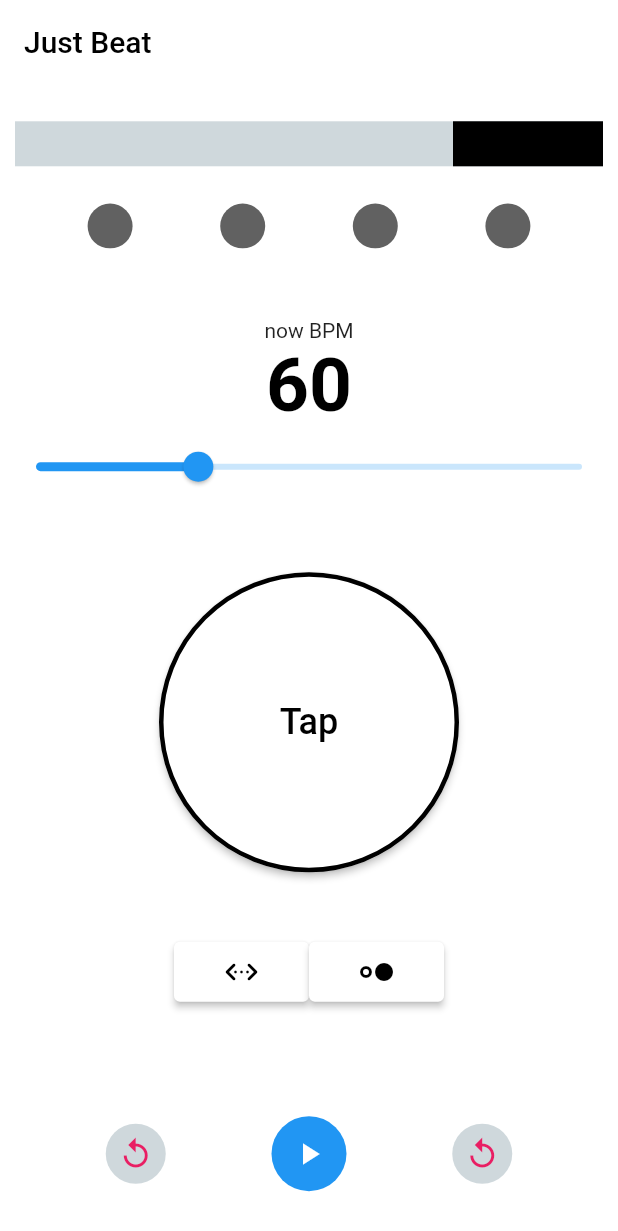
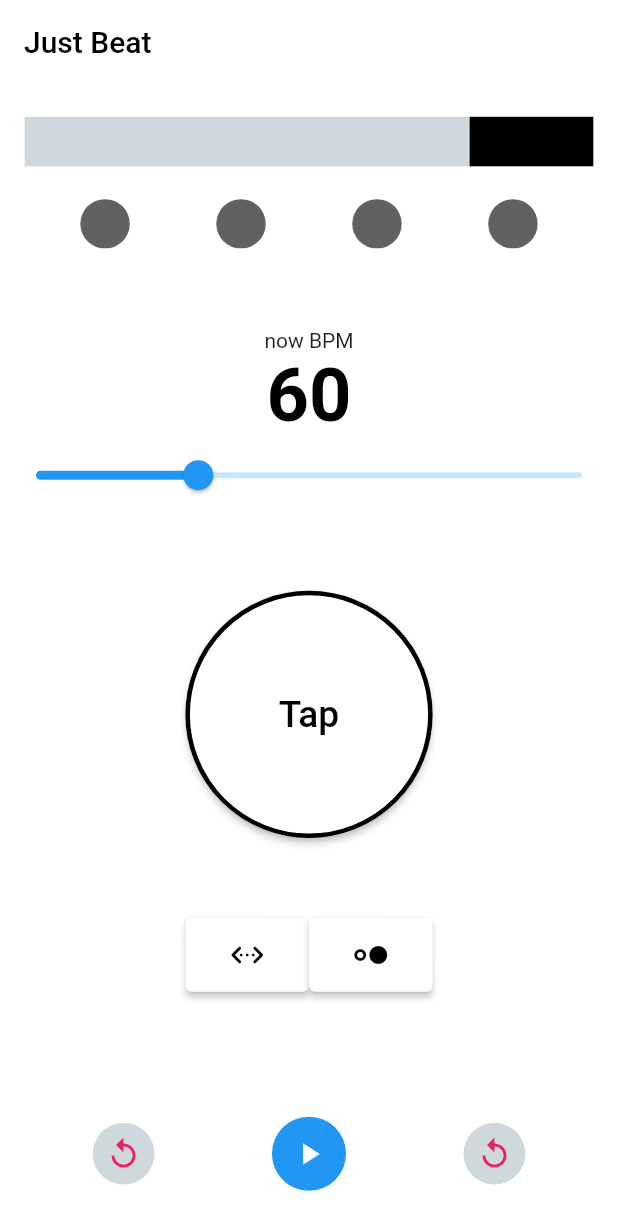
Before and after one commit to yuto90/metronome, a Flutter app: the screen it shows after launch, on a phone screen of 412 x 824 dp. Shown: the top 1231 px of the screen. Run offline on Flutter 3.47's test engine with Material 2 defaults, Android fonts, the phone set to English and light mode, and no system bars; missing offline and left inert: soundpool.

Commit message:
Widgetのサイズを調整

```diff
--- a/lib/home/home.dart
+++ b/lib/home/home.dart
@@ -1,5 +1,6 @@
 import 'package:flutter/material.dart';
 import 'package:provider/provider.dart';
+import '../size_config.dart';
 import 'home_model.dart';
 
 class Home extends StatelessWidget {
@@ -9,6 +10,8 @@ class Home extends StatelessWidget {
       create: (_) => HomeModel(),
       child: Consumer<HomeModel>(
         builder: (context, model, child) {
+          // SizeConfigを初期化
+          SizeConfig().init(context);
           return Scaffold(
             appBar: AppBar(
               title: Text(
@@ -33,7 +36,9 @@ class Home extends StatelessWidget {
                         children: [
                           Spacer(),
                           Padding(
-                            padding: const EdgeInsets.all(10.0),
+                            padding: EdgeInsets.all(
+                              SizeConfig.blockSizeVertical! * 2,
+                            ),
                             child: Container(
                               color: model.isPendulum
                                   ? Colors.blueGrey[100]
@@ -43,8 +48,8 @@ class Home extends StatelessWidget {
                                 duration:
                                     Duration(milliseconds: model.tempoDuration),
                                 child: Container(
-                                  width: 100,
-                                  height: 30,
+                                  width: SizeConfig.blockSizeHorizontal! * 20,
+                                  height: SizeConfig.blockSizeVertical! * 4,
                                   color: model.isPendulum
                                       ? Colors.black
                                       : Colors.white,
@@ -60,8 +65,8 @@ class Home extends StatelessWidget {
                             children: [
                               Spacer(),
                               Container(
-                                width: 30,
-                                height: 30,
+                                width: SizeConfig.blockSizeHorizontal! * 10,
+                                height: SizeConfig.blockSizeVertical! * 4,
                                 // todo ↓ 三項内に三項ってどうなの？
                                 decoration: BoxDecoration(
                                   color: model.isClick
@@ -74,8 +79,8 @@ class Home extends StatelessWidget {
                               ),
                               Spacer(),
                               Container(
-                                width: 30,
-                                height: 30,
+                                width: SizeConfig.blockSizeHorizontal! * 10,
+                                height: SizeConfig.blockSizeVertical! * 4,
                                 // todo ↓ 三項内に三項ってどうなの？
                                 decoration: BoxDecoration(
                                   color: model.isClick
@@ -88,8 +93,8 @@ class Home extends StatelessWidget {
                               ),
                               Spacer(),
                               Container(
-                                width: 30,
-                                height: 30,
+                                width: SizeConfig.blockSizeHorizontal! * 10,
+                                height: SizeConfig.blockSizeVertical! * 4,
                                 // todo ↓ 三項内に三項ってどうなの？
                                 decoration: BoxDecoration(
                                   color: model.isClick
@@ -102,8 +107,8 @@ class Home extends StatelessWidget {
                               ),
                               Spacer(),
                               Container(
-                                width: 30,
-                                height: 30,
+                                width: SizeConfig.blockSizeHorizontal! * 10,
+                                height: SizeConfig.blockSizeVertical! * 4,
                                 // todo ↓ 三項内に三項ってどうなの？
                                 decoration: BoxDecoration(
                                   color: model.isClick
@@ -138,7 +143,7 @@ class Home extends StatelessWidget {
                               model.sliderTempo.toString(),
                               style: TextStyle(
                                 fontWeight: FontWeight.bold,
-                                fontSize: 50,
+                                fontSize: SizeConfig.blockSizeVertical! * 6,
                                 color: Colors.black,
                               ),
                             ),
@@ -155,12 +160,14 @@ class Home extends StatelessWidget {
                           ),
                           Spacer(),
                           SizedBox(
-                            height: 200,
-                            width: 200,
+                            width: SizeConfig.blockSizeHorizontal! * 50,
+                            height: SizeConfig.blockSizeVertical! * 20,
                             child: ElevatedButton(
-                              child: const Text(
+                              child: Text(
                                 'Tap',
-                                style: TextStyle(fontSize: 24),
+                                style: TextStyle(
+                                  fontSize: SizeConfig.blockSizeVertical! * 3,
+                                ),
                               ),
                               style: ElevatedButton.styleFrom(
                                 primary: model.isJustBeat
@@ -184,8 +191,8 @@ class Home extends StatelessWidget {
                             children: [
                               // todo もっと直感的に分かりやすくしたい
                               SizedBox(
-                                height: 40,
-                                width: 90,
+                                width: SizeConfig.blockSizeHorizontal! * 20,
+                                height: SizeConfig.blockSizeVertical! * 6,
                                 child: ElevatedButton(
                                   child: Icon(Icons.settings_ethernet_rounded),
                                   //child: Icon(Icons.sync_alt),
@@ -199,8 +206,8 @@ class Home extends StatelessWidget {
                                 ),
                               ),
                               SizedBox(
-                                height: 40,
-                                width: 90,
+                                width: SizeConfig.blockSizeHorizontal! * 20,
+                                height: SizeConfig.blockSizeVertical! * 6,
                                 child: ElevatedButton(
                                   child: Icon(Icons.hdr_strong),
                                   //child: Icon(Icons.keyboard_control_outlined),
@@ -229,8 +236,8 @@ class Home extends StatelessWidget {
                         children: [
                           Spacer(),
                           SizedBox(
-                            height: 40,
-                            width: 40,
+                            width: SizeConfig.blockSizeHorizontal! * 10,
+                            height: SizeConfig.blockSizeVertical! * 6,
                             child: FloatingActionButton(
                               backgroundColor: Colors.blueGrey[100],
                               mini: true, // trueにするととで小さくなる
@@ -243,8 +250,8 @@ class Home extends StatelessWidget {
                           ),
                           Spacer(),
                           SizedBox(
-                            height: 50,
-                            width: 50,
+                            width: SizeConfig.blockSizeHorizontal! * 20,
+                            height: SizeConfig.blockSizeVertical! * 6,
                             child: FloatingActionButton(
                               mini: true, // trueにするととで小さくなる
                               onPressed: model.toggleMetronome,
@@ -258,8 +265,8 @@ class Home extends StatelessWidget {
                           ),
                           Spacer(),
                           SizedBox(
-                            height: 40,
-                            width: 40,
+                            width: SizeConfig.blockSizeHorizontal! * 10,
+                            height: SizeConfig.blockSizeVertical! * 6,
                             child: FloatingActionButton(
                               backgroundColor: Colors.blueGrey[100],
                               mini: true, // trueにするととで小さくなる
--- /dev/null
+++ b/lib/size_config.dart
@@ -0,0 +1,21 @@
+import 'package:flutter/material.dart';
+import 'package:flutter/widgets.dart';
+
+class SizeConfig {
+  static MediaQueryData? _mediaQueryData;
+  static double? screenWidth;
+  static double? screenHeight;
+  static double? blockSizeHorizontal;
+  static double? blockSizeVertical;
+
+  static double? safeBlockHorizontal;
+  static double? safeBlockVertical;
+
+  void init(BuildContext context) {
+    _mediaQueryData = MediaQuery.of(context);
+    screenWidth = _mediaQueryData!.size.width;
+    screenHeight = _mediaQueryData!.size.height;
+    blockSizeHorizontal = screenWidth! / 100;
+    blockSizeVertical = screenHeight! / 100;
+  }
+}
```
